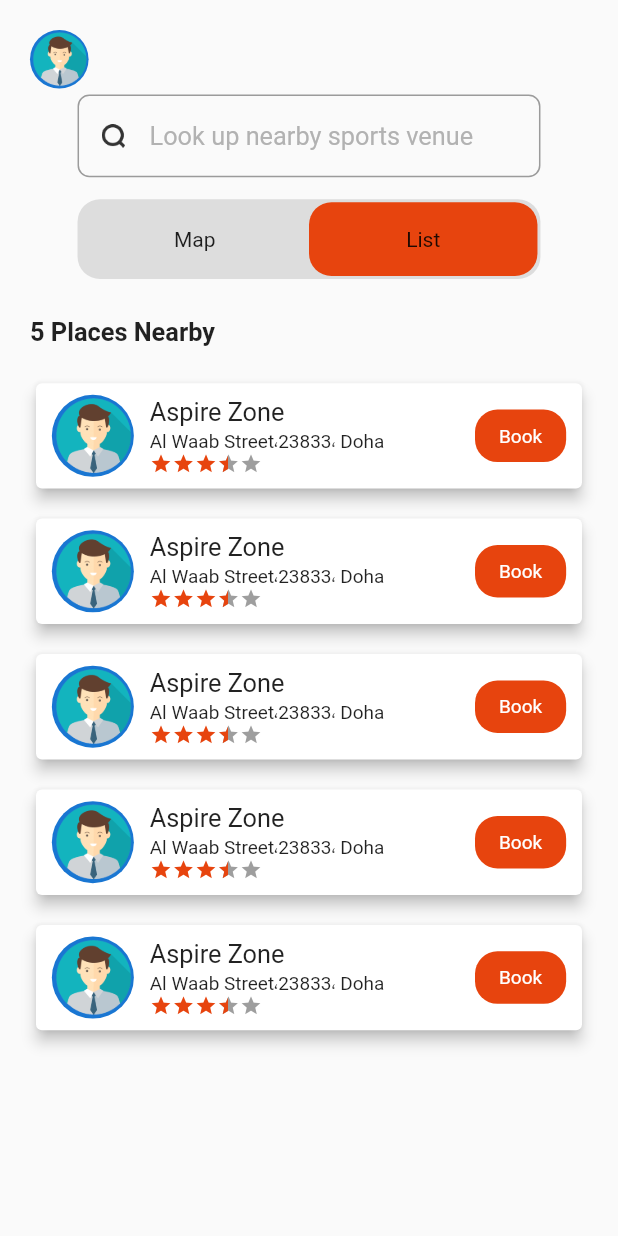
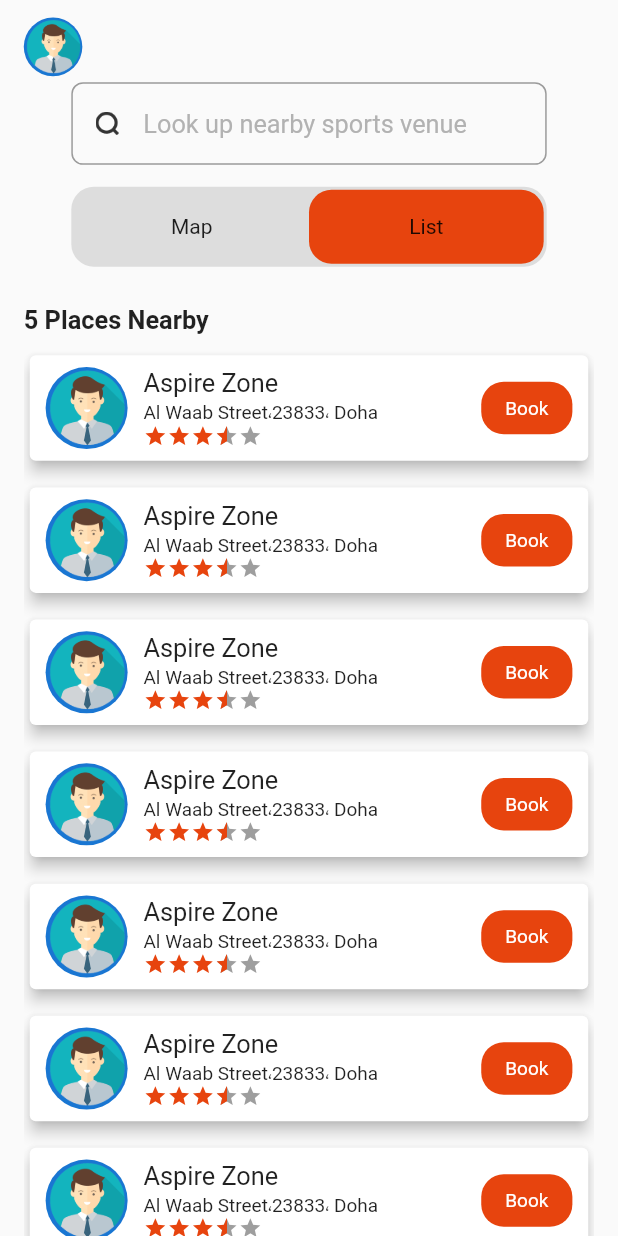
Before and after one commit to joginder1234/Q_Arena, a Flutter app: the NearbyCourts screen opened directly, after a tap on "List", on a phone screen of 412 x 824 dp. Run offline on Flutter 3.47's test engine with Material 2 defaults, Android fonts, the phone set to English and light mode, and no system bars; drawn by our look-alikes of flutter_rating_bar; our stand-ins replace carousel_slider, flip_card, flutter_screenutil, flutter_switch, google_fonts, intl_phone_number_input and 3 more; missing offline and left inert: flutter_share, horizontal_calendar.

```diff
--- a/lib/screens/NearbyCourts/listView.dart
+++ b/lib/screens/NearbyCourts/listView.dart
@@ -29,7 +29,7 @@
   @override
   Widget build(BuildContext context) {
     return Padding(
-      padding: EdgeInsets.symmetric(vertical: 26.h),
+      padding: EdgeInsets.only(top: 26.h),
       child: Column(
         crossAxisAlignment: CrossAxisAlignment.start,
         children: [
@@ -37,14 +37,19 @@
             "5 Places Nearby",
             style: AppStyles.bodyMedium.copyWith(fontWeight: FontWeight.w700),
           ),
-          AppServices.addHeight(8),
-          Column(
+          AppServices.addHeight(10.h),
+          Expanded(
+            child: SizedBox(
+              child: SingleChildScrollView(
+                child: Column(
                     children: List.generate(
-                  5,
+                        8,
                         (index) => Column(
+                              mainAxisSize: MainAxisSize.min,
                               children: [
-                          AppServices.addHeight(12),
-                          Card(
+                                Padding(
+                                  padding: EdgeInsets.only(bottom: 10.h),
+                                  child: Card(
                                       elevation: 4,
                                       child: Container(
                                         padding: EdgeInsets.symmetric(
@@ -64,19 +69,23 @@
                                                     CrossAxisAlignment.start,
                                                 children: [
                                                   Text("Aspire Zone",
-                                              style: AppStyles.bodyMedium),
-                                          Text("Al Waab Street،23833، Doha",
-                                              style: AppStyles.captionLarge),
+                                                      style:
+                                                          AppStyles.bodyMedium),
+                                                  Text(
+                                                      "Al Waab Street،23833، Doha",
+                                                      style: AppStyles
+                                                          .captionLarge),
                                                   RatingBarIndicator(
                                                     rating: 3.5,
-                                            itemBuilder: (context, index) =>
+                                                    itemBuilder:
+                                                        (context, index) =>
                                                             const Icon(
                                                       Icons.star,
-                                              color:
-                                                  AppStyles.redHighLightColor,
+                                                      color: AppStyles
+                                                          .redHighLightColor,
                                                     ),
                                                     itemCount: 5,
-                                            itemSize: 15.0,
+                                                    itemSize: 15.0.sp,
                                                     direction: Axis.horizontal,
                                                   )
                                                 ],
@@ -85,18 +94,24 @@
                                             InkWell(
                                               onTap: () => getRoute(),
                                               child: Container(
-                                        padding: const EdgeInsets.symmetric(
-                                            horizontal: 16, vertical: 10),
+                                                padding:
+                                                    const EdgeInsets.symmetric(
+                                                        horizontal: 16,
+                                                        vertical: 10),
                                                 decoration: BoxDecoration(
-                                            color: AppStyles.redHighLightColor,
+                                                    color: AppStyles
+                                                        .redHighLightColor,
                                                     borderRadius:
-                                                BorderRadius.circular(15)),
+                                                        BorderRadius.circular(
+                                                            15)),
                                                 child: Text(
                                                   "Book",
                                                   style: AppStyles.captionLarge
                                                       .copyWith(
-                                                  color: AppStyles.whiteColor,
-                                                  fontWeight: FontWeight.w400),
+                                                          color: AppStyles
+                                                              .whiteColor,
+                                                          fontWeight:
+                                                              FontWeight.w400),
                                                 ),
                                               ),
                                             )
@@ -149,8 +164,12 @@
                                       //       ),
                                       //     )),
                                       ),
+                                ),
                               ],
-                      )))
+                            ))),
+              ),
+            ),
+          )
         ],
       ),
     );
--- a/lib/screens/NearbyCourts/nearby_courts.dart
+++ b/lib/screens/NearbyCourts/nearby_courts.dart
@@ -4,6 +4,7 @@
 import 'package:q_arena_user_application/components/custome_tab_switch.dart';
 import 'package:q_arena_user_application/screens/NearbyCourts/listView.dart';
 import 'package:q_arena_user_application/screens/NearbyCourts/mapView.dart';
+import 'package:q_arena_user_application/screens/profile_activity/profile_main.dart';
 import 'package:q_arena_user_application/services/app_services.dart';
 import 'package:q_arena_user_application/services/icons.dart';
 
@@ -24,13 +25,18 @@
     return Scaffold(
       body: SafeArea(
           child: Padding(
-        padding: const EdgeInsets.all(20.0),
+        padding: EdgeInsets.symmetric(horizontal: 15.w).copyWith(top: 12.h),
         child: Column(
           crossAxisAlignment: CrossAxisAlignment.start,
           children: [
-            CircleAvatar(
-              radius: 20.r,
-              backgroundImage: const AssetImage(AppImages.profileImage),
+            GestureDetector(
+              onTap: () {
+                AppServices.pushTo(context, const MainProfileView());
+              },
+              child: CircleAvatar(
+                radius: 20.r,
+                backgroundImage: const AssetImage(AppImages.profileImage),
+              ),
             ),
             AppServices.addHeight(4),
             Padding(
@@ -53,9 +59,12 @@
                     setState(() => _activeIndex = v);
                   }),
             ),
-            _activeIndex == 0
-                ? const MapView()
-                : ListViewScreen(type: widget.type)
+            Expanded(
+                child: SizedBox(
+              child: _activeIndex == 0
+                  ? const MapView()
+                  : ListViewScreen(type: widget.type),
+            ))
           ],
         ),
       )),
--- a/lib/screens/preference_selections/choose_sports.dart
+++ b/lib/screens/preference_selections/choose_sports.dart
@@ -3,7 +3,6 @@
 import 'package:provider/provider.dart';
 import 'package:q_arena_user_application/bottom_nav_bar.dart';
 import 'package:q_arena_user_application/components/flexible_button.dart';
-import 'package:q_arena_user_application/dashboard.dart';
 import 'package:q_arena_user_application/providers/app_data_provider.dart';
 import 'package:q_arena_user_application/services/app_services.dart';
 import 'package:q_arena_user_application/services/style_sheet.dart';
@@ -81,7 +80,8 @@
                     }),
               ),
             ),
-            Padding(
+            db.getSportsList.any((element) => element.isActive == true)
+                ? Padding(
                     padding: EdgeInsets.symmetric(vertical: 10.h),
                     child: Center(
                       child: FlexibleButton(
@@ -90,6 +90,7 @@
                               AppServices.pushTo(context, BottomNavBarView())),
                     ),
                   )
+                : const SizedBox()
           ],
         ),
       )),
```
Also changed, not shown: lib/bottom_nav_bar.dart (+5 -5 lines), lib/dashboard.dart (+9 -5 lines), lib/screens/preference_selections/sap.dart (+10 -6 lines), assets/name.png (added). Lines whose indentation alone changed are shown as unchanged.
